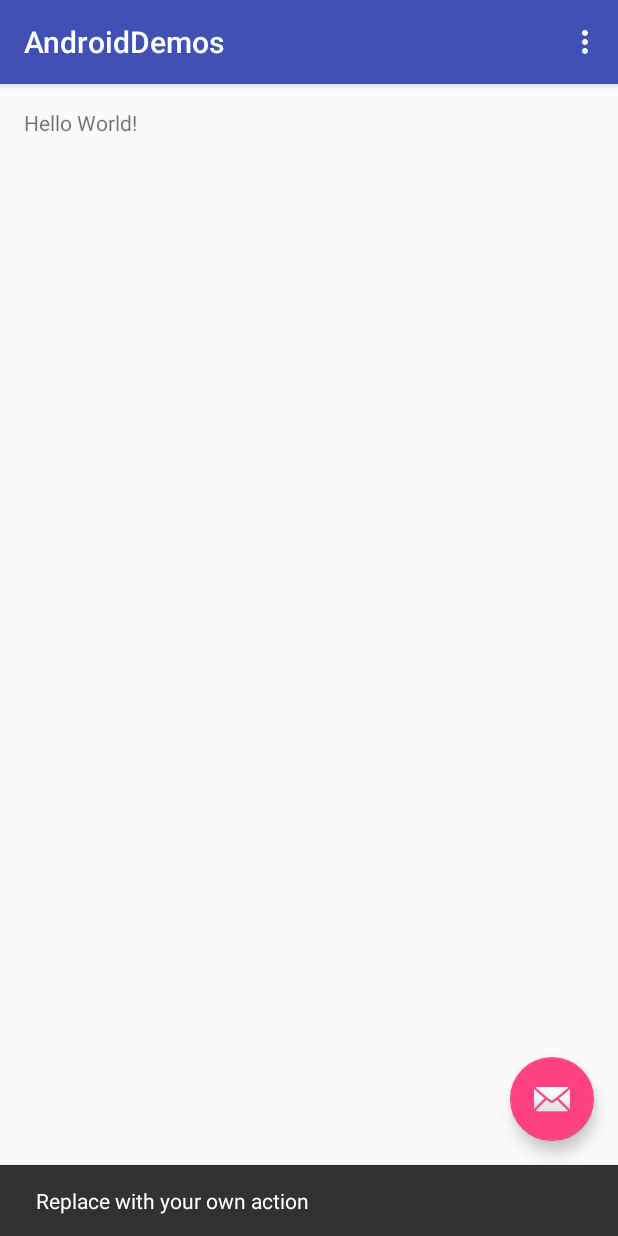
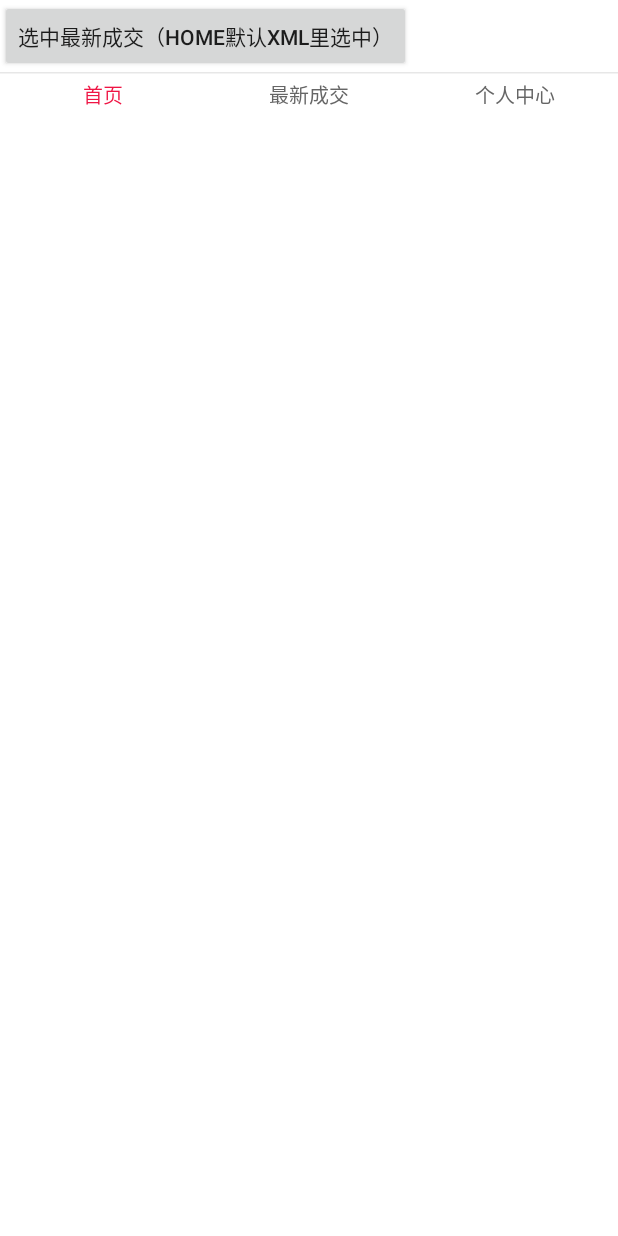
Before and after one commit to yeshengwu/AndroidDemos, an Android app: the screen it shows after launch (MainActivity before the commit, RadioGroupActivity after it), after a tap on an icon or button, on a phone screen of 412 x 824 dp. Run offline under Robolectric (Android 15) with nearby library versions, the phone set to English and light mode, and no system bars.

Commit message:
RadioGroupd的坑

```diff
--- a/app/src/main/AndroidManifest.xml
+++ b/app/src/main/AndroidManifest.xml
@@ -18,6 +18,9 @@
                 <category android:name="android.intent.category.LAUNCHER" />
             </intent-filter>
         </activity>
+
+        <activity android:name=".radiogroup.RadioGroupActivity" android:screenOrientation="portrait"/>
+
     </application>
 
 </manifest>
--- a/app/src/main/java/com/evan/androiddemos/MainActivity.java
+++ b/app/src/main/java/com/evan/androiddemos/MainActivity.java
@@ -1,13 +1,15 @@
 package com.evan.androiddemos;
 
+import android.content.Intent;
 import android.os.Bundle;
 import android.support.design.widget.FloatingActionButton;
-import android.support.design.widget.Snackbar;
 import android.support.v7.app.AppCompatActivity;
 import android.support.v7.widget.Toolbar;
 import android.view.Menu;
 import android.view.MenuItem;
 import android.view.View;
+
+import com.evan.androiddemos.radiogroup.RadioGroupActivity;
 
 public class MainActivity extends AppCompatActivity {
 
@@ -22,8 +24,11 @@ public class MainActivity extends AppCompatActivity {
         fab.setOnClickListener(new View.OnClickListener() {
             @Override
             public void onClick(View view) {
-                Snackbar.make(view, "Replace with your own action", Snackbar.LENGTH_LONG)
-                        .setAction("Action", null).show();
+//                Snackbar.make(view, "Replace with your own action", Snackbar.LENGTH_LONG)
+//                        .setAction("Action", null).show();
+                Intent intent = new Intent();
+                intent.setClass(MainActivity.this, RadioGroupActivity.class);
+                startActivity(intent);
             }
         });
     }
--- /dev/null
+++ b/app/src/main/java/com/evan/androiddemos/radiogroup/RadioGroupActivity.java
@@ -0,0 +1,69 @@
+package com.evan.androiddemos.radiogroup;
+
+import android.app.Activity;
+import android.os.Bundle;
+import android.util.Log;
+import android.view.View;
+import android.widget.RadioButton;
+import android.widget.RadioGroup;
+
+import com.evan.androiddemos.R;
+
+/**
+ * RadioGroupd的坑：mRadioGroup.check会引起onCheckedChanged多次回调。
+ *
+ * 改进：
+ * 用RadioButton setChecked
+ * Created by evan on 18/1/19.
+ */
+
+public class RadioGroupActivity extends Activity {
+
+    private RadioGroup mRadioGroup;
+
+    @Override
+    protected void onCreate(Bundle savedInstanceState) {
+        super.onCreate(savedInstanceState);
+
+        setContentView(R.layout.activity_radiogroup);
+
+        initUI();
+    }
+
+    private void initUI() {
+        mRadioGroup = (RadioGroup) findViewById(R.id.radiogroup);
+        mRadioGroup.setOnCheckedChangeListener(mRadioGroupCheckedListener);
+//        mRadioGroup.check(R.id.rb_latest);
+
+        findViewById(R.id.btn_invoke_tab).setOnClickListener(new View.OnClickListener() {
+            @Override
+            public void onClick(View view) {
+//                mRadioGroup.check(R.id.rb_latest); //坑
+                //改进
+                ((RadioButton) findViewById(R.id.rb_latest)).setChecked(true);
+            }
+        });
+    }
+
+    private RadioGroup.OnCheckedChangeListener mRadioGroupCheckedListener = new RadioGroup.OnCheckedChangeListener() {
+        @Override
+        public void onCheckedChanged(RadioGroup group, int checkedId) {
+            switch (checkedId) {
+                case R.id.rb_home:
+                    Log.e("evan", "onCheckedChanged rb_home");
+                    break;
+                case R.id.rb_latest:
+                    Log.e("evan", "onCheckedChanged rb_latest");
+                    break;
+                case R.id.rb_me:
+                    Log.e("evan", "onCheckedChanged rb_me");
+                    break;
+
+                default:
+                    break;
+            }
+        }
+    };
+
+
+}
--- /dev/null
+++ b/app/src/main/res/color/tab_text_color.xml
@@ -0,0 +1,7 @@
+<?xml version="1.0" encoding="utf-8"?>
+<selector xmlns:android="http://schemas.android.com/apk/res/android">
+    <item android:color="@color/tab_text_pressed" android:state_pressed="true" />
+    <item android:color="@color/tab_text_pressed" android:state_selected="true" />
+    <item android:color="@color/tab_text_pressed" android:state_checked="true" />
+    <item android:color="@color/tab_text_normal" />
+</selector>
--- a/app/src/main/res/layout/activity_main.xml
+++ b/app/src/main/res/layout/activity_main.xml
@@ -5,7 +5,7 @@
     android:layout_width="match_parent"
     android:layout_height="match_parent"
     android:fitsSystemWindows="true"
-    tools:context="evan.com.androiddemos.MainActivity">
+    tools:context="com.evan.androiddemos.MainActivity">
 
     <android.support.design.widget.AppBarLayout
         android:layout_width="match_parent"
--- /dev/null
+++ b/app/src/main/res/layout/activity_radiogroup.xml
@@ -0,0 +1,45 @@
+<?xml version="1.0" encoding="utf-8"?>
+<LinearLayout android:id="@+id/webview_container"
+    xmlns:android="http://schemas.android.com/apk/res/android"
+    android:layout_width="match_parent"
+    android:layout_height="match_parent"
+    android:background="#ffffff"
+    android:orientation="vertical">
+
+    <Button
+        android:id="@+id/btn_invoke_tab"
+        android:layout_width="wrap_content"
+        android:layout_height="wrap_content"
+        android:text="选中最新成交（home默认xml里选中）"/>
+
+    <RadioGroup
+        android:id="@+id/radiogroup"
+        android:layout_width="fill_parent"
+        android:layout_height="51dp"
+        android:layout_gravity="bottom"
+        android:background="@drawable/tab_bg"
+        android:gravity="center_vertical"
+        android:orientation="horizontal" >
+
+        <RadioButton
+            android:checked="true"
+            android:id="@+id/rb_home"
+            style="@style/main_tab_bottom"
+            android:layout_width="fill_parent"
+            android:text="@string/home_tab_xiaoyoulu" />
+
+        <RadioButton
+            android:id="@+id/rb_latest"
+            style="@style/main_tab_bottom"
+            android:layout_width="fill_parent"
+            android:text="@string/home_tab_xiaoyouquen" />
+
+        <RadioButton
+            android:id="@+id/rb_me"
+            style="@style/main_tab_bottom"
+            android:layout_width="fill_parent"
+            android:text="@string/rb_dj"/>
+
+    </RadioGroup>
+
+</LinearLayout>
--- a/app/src/main/res/layout/content_main.xml
+++ b/app/src/main/res/layout/content_main.xml
@@ -10,7 +10,7 @@
     android:paddingRight="@dimen/activity_horizontal_margin"
     android:paddingTop="@dimen/activity_vertical_margin"
     app:layout_behavior="@string/appbar_scrolling_view_behavior"
-    tools:context="evan.com.androiddemos.MainActivity"
+    tools:context="com.evan.androiddemos.MainActivity"
     tools:showIn="@layout/activity_main">
 
     <TextView
--- a/app/src/main/res/values/colors.xml
+++ b/app/src/main/res/values/colors.xml
@@ -3,4 +3,10 @@
     <color name="colorPrimary">#3F51B5</color>
     <color name="colorPrimaryDark">#303F9F</color>
     <color name="colorAccent">#FF4081</color>
+
+    <color name="white">@android:color/white</color>
+
+    <!--tab-->
+    <color name="tab_text_normal">#666666</color>
+    <color name="tab_text_pressed">#ef1544</color>
 </resources>
--- a/app/src/main/res/values/strings.xml
+++ b/app/src/main/res/values/strings.xml
@@ -1,4 +1,8 @@
 <resources>
     <string name="app_name">AndroidDemos</string>
     <string name="action_settings">Settings</string>
+
+    <string name="home_tab_xiaoyoulu" >首页</string>
+    <string name="home_tab_xiaoyouquen" >最新成交</string>
+    <string name="rb_dj" >个人中心</string>
 </resources>
--- a/app/src/main/res/values/styles.xml
+++ b/app/src/main/res/values/styles.xml
@@ -17,4 +17,19 @@
 
     <style name="AppTheme.PopupOverlay" parent="ThemeOverlay.AppCompat.Light" />
 
+    <style name="main_tab_bottom">
+        <item name="android:textSize">13.0sp</item>
+        <item name="android:textColor">@color/tab_text_color</item>
+        <item name="android:ellipsize">marquee</item>
+        <item name="android:gravity">center_horizontal</item>
+        <item name="android:paddingTop">0.0dip</item>
+        <item name="android:paddingBottom">0.0dip</item>
+        <item name="android:layout_marginTop">10.0dip</item>
+        <item name="android:layout_marginBottom">4.0dip</item>
+        <item name="android:layout_height">58dip</item>
+        <item name="android:button">@null</item>
+        <item name="android:singleLine">true</item>
+        <item name="android:layout_weight">1.0</item>
+    </style>
+
 </resources>
```
Also changed, not shown: app/src/main/res/drawable/tab_bg.9.png (added).
